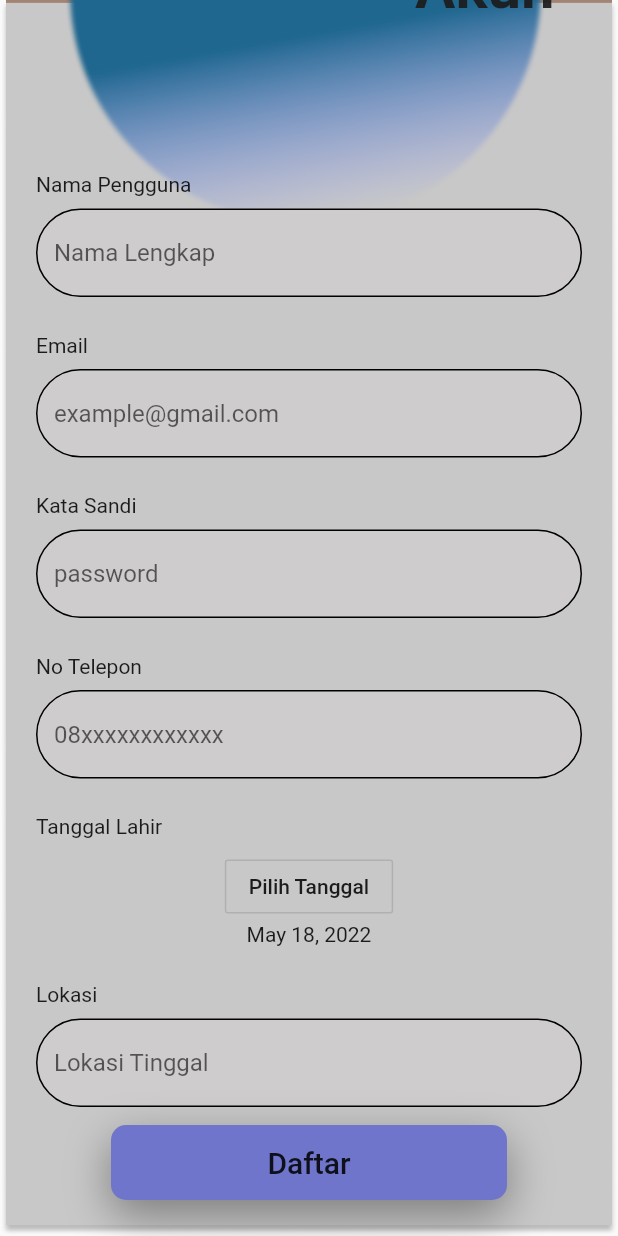
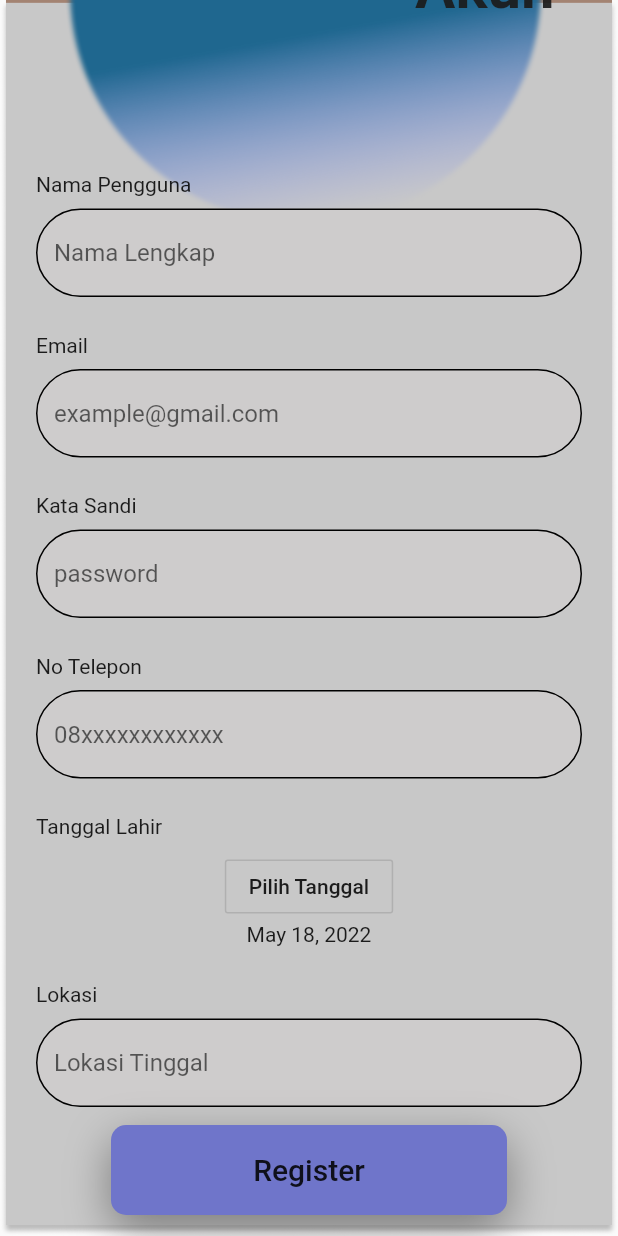
Before and after one commit to ihsanasfarii/Self-Safety-Report-Apps, a Flutter app: the registrasi screen opened by its route, scrolled down 103 dp, on a phone screen of 412 x 824 dp. Run offline on Flutter 3.47's test engine with Material 2 defaults, Android fonts, the phone set to English and light mode, and no system bars; our stand-ins replace flutter_svg; missing offline and left inert: flutter_responsive.

Commit message:
update insert register ke database
 belum bisa insert date

```diff
--- a/lib/Register/registrasi.dart
+++ b/lib/Register/registrasi.dart
@@ -1,15 +1,37 @@
 import 'package:flutter/material.dart';
 import 'package:selfsafetyapp_test/Login/LoginPage.dart';
 import 'package:intl/intl.dart';
+import 'package:http/http.dart' as http;
+import 'package:selfsafetyapp_test/helperurl.dart';
 
 class registrasi extends StatefulWidget {
   @override
-  State<registrasi> createState() => _registrasiState();
+  _registrasiState createState() => _registrasiState();
 }
 
 class _registrasiState extends State<registrasi> {
+  String url = MyUrl().getUrlDevice();
   // Date Time Picker Initiation
-  DateTime selectedDate = DateTime.now();
+  DateTime selectedDate = new DateTime.now();
+
+  final emailUser = new TextEditingController();
+  final passwordUser = new TextEditingController();
+  final namaUser = new TextEditingController();
+  final no_telpUser = new TextEditingController();
+
+  final lokasiUser = new TextEditingController();
+  bool passwordVisible = false;
+
+  void prosesRegister() async {
+    var dataRegister = await http.post("$url/register_auth/tambahUser", body: {
+      "nama": namaUser.text,
+      "email": emailUser.text,
+      "password": passwordUser.text,
+      "no_telp": no_telpUser.text,
+      // "tgl_lahir": ,
+      "lokasi": lokasiUser.text,
+    });
+  }
 
   @override
   Widget build(BuildContext context) {
@@ -47,6 +69,7 @@ class _registrasiState extends State<registrasi> {
                   height: 8,
                 ),
                 TextField(
+                  controller: namaUser,
                   decoration: InputDecoration(
                     hintText: 'Nama Lengkap',
                     focusColor: Colors.green,
@@ -75,6 +98,7 @@ class _registrasiState extends State<registrasi> {
                   height: 8,
                 ),
                 TextField(
+                  controller: emailUser,
                   decoration: InputDecoration(
                     hintText: 'example@gmail.com',
                     focusColor: Colors.green,
@@ -103,6 +127,7 @@ class _registrasiState extends State<registrasi> {
                   height: 8,
                 ),
                 TextField(
+                  controller: passwordUser,
                   decoration: InputDecoration(
                     focusColor: Colors.green,
                     hintText: 'password',
@@ -131,6 +156,7 @@ class _registrasiState extends State<registrasi> {
                   height: 8,
                 ),
                 TextField(
+                  controller: no_telpUser,
                   decoration: InputDecoration(
                     hintText: '08xxxxxxxxxxxx',
                     focusColor: Colors.green,
@@ -183,7 +209,9 @@ class _registrasiState extends State<registrasi> {
                         },
                         child: Text('Pilih Tanggal'),
                       ),
-                      Text(DateFormat.yMMMMd().format(selectedDate)),
+                      Text(
+                        (DateFormat.yMMMMd().format(selectedDate)),
+                      )
                     ],
                   ),
                 )
@@ -200,6 +228,7 @@ class _registrasiState extends State<registrasi> {
                   height: 8,
                 ),
                 TextField(
+                  controller: lokasiUser,
                   decoration: InputDecoration(
                     hintText: 'Lokasi Tinggal',
                     focusColor: Colors.green,
@@ -221,8 +250,8 @@ class _registrasiState extends State<registrasi> {
               height: 12,
             ),
             Container(
-              height: 50,
-              width: 250,
+              height: 60,
+              width: 150,
               margin: EdgeInsets.symmetric(horizontal: 50),
               decoration: BoxDecoration(
                 boxShadow: [
@@ -236,30 +265,59 @@ class _registrasiState extends State<registrasi> {
               ),
               child: FlatButton(
                 onPressed: () {
-                  showDialog(
-                    context: context,
-                    builder: (BuildContext context) {
-                      return AlertDialog(
-                        content:
-                            new Text("Selamat Data Registrasi Anda Berhasil"),
-                        actions: <Widget>[
-                          new FlatButton(
-                            child: new Text("OK"),
-                            onPressed: () {
-                              Navigator.of(context).pop();
-                            },
-                          ),
-                        ],
-                      );
-                    },
-                  );
+                  prosesRegister();
                 },
                 child: const Text(
-                  "Daftar",
+                  "Register",
                   style: TextStyle(fontSize: 20),
                 ),
               ),
-            )
+            ),
+            // GestureDetector(
+            //   onTap: () {
+            //     prosesRegister();
+            //   },
+            //   child: Container(
+            //     height: 50,
+            //     width: 250,
+            //     margin: EdgeInsets.symmetric(horizontal: 50),
+            //     decoration: BoxDecoration(
+            //       boxShadow: [
+            //         BoxShadow(
+            //             color: Colors.black38,
+            //             blurRadius: 25,
+            //             offset: const Offset(0, 10))
+            //       ],
+            //       color: Color.fromARGB(255, 111, 117, 202),
+            //       borderRadius: BorderRadius.circular(10),
+            //     ),
+            //     child: FlatButton(
+            //       onPressed: () {
+            //         showDialog(
+            //           context: context,
+            //           builder: (BuildContext context) {
+            //             return AlertDialog(
+            //               content:
+            //                   new Text("Selamat Data Registrasi Anda Berhasil"),
+            //               actions: <Widget>[
+            //                 new FlatButton(
+            //                   child: new Text("OK"),
+            //                   onPressed: () {
+            //                     Navigator.of(context).pop();
+            //                   },
+            //                 ),
+            //               ],
+            //             );
+            //           },
+            //         );
+            //       },
+            //       child: const Text(
+            //         "Daftar",
+            //         style: TextStyle(fontSize: 20),
+            //       ),
+            //     ),
+            //   ),
+            // )
           ],
         ),
       ),
```
